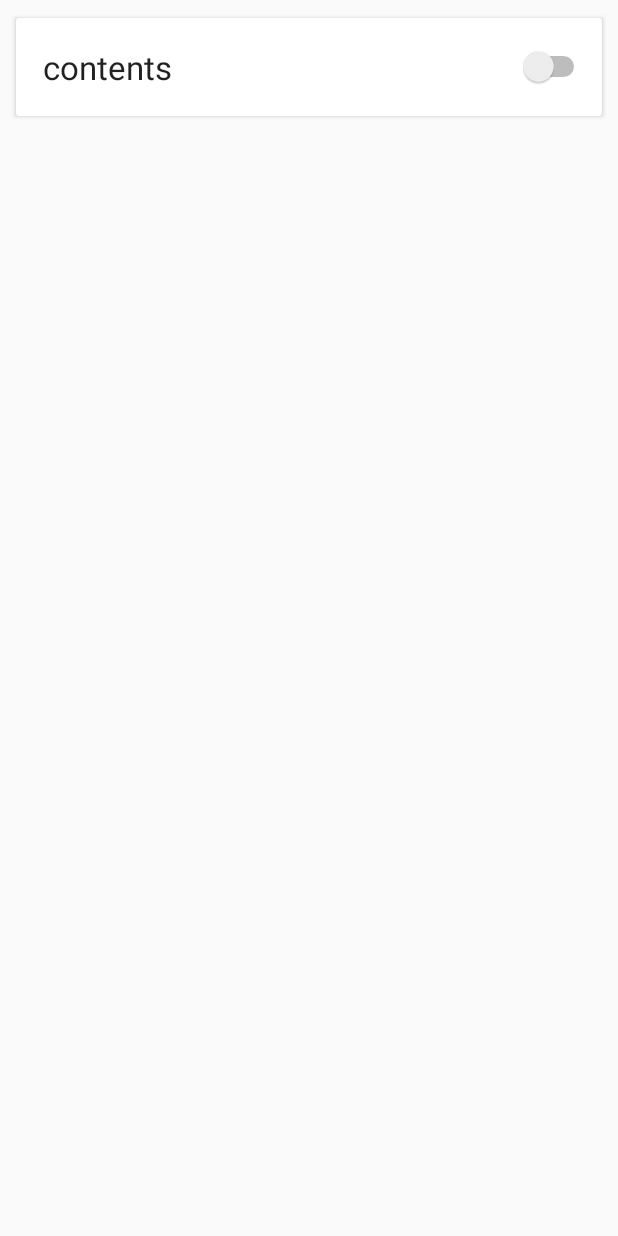
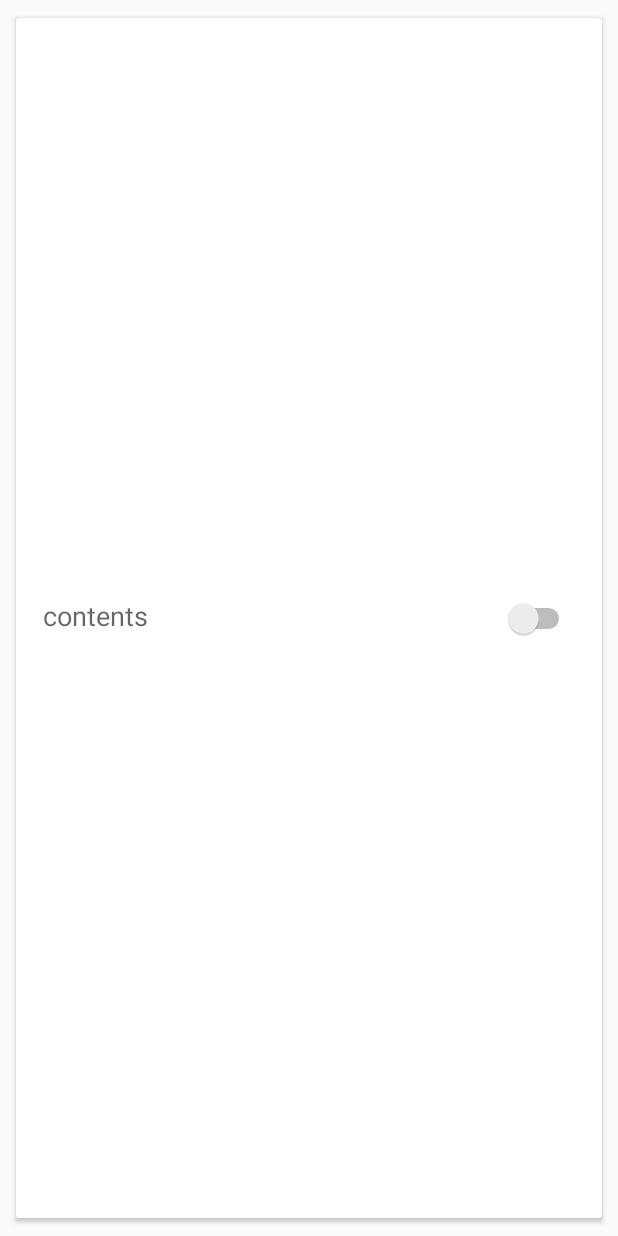
Before and after one commit to mu-777/SensorDataSender, an Android app: the layout sensor_item.xml on its own in the app's theme, with its tools: preview values and no code run, on a phone screen of 412 x 824 dp. Run offline under Robolectric (Android 15) with nearby library versions, the phone set to English and light mode, and no system bars.

Commit message:
update switch ui

```diff
--- a/app/src/main/res/layout/activity_home.xml
+++ b/app/src/main/res/layout/activity_home.xml
@@ -20,10 +20,8 @@
             android:layout_height="wrap_content"
             app:elevation="0dp"
             app:expandedTitleTextAppearance="@style/Widget.AppCompat.ActionBar.TabText"
-            app:layout_scrollFlags="scroll|enterAlways"
+            app:layout_scrollFlags="scroll|enterAlwaysCollapsed"
             app:statusBarScrim="?attr/colorAccent">
-
-        </android.support.design.widget.CollapsingToolbarLayout>
 
             <android.support.v7.widget.Toolbar
                 android:id="@+id/toolbar_2"
@@ -34,14 +32,13 @@
                 android:theme="@style/ThemeOverlay.AppCompat.Dark.ActionBar"
                 app:elevation="0dp"
                 app:layout_collapseMode="none"
-            app:layout_scrollFlags="scroll|exitUntilCollapsed"
                 app:popupTheme="@style/ThemeOverlay.AppCompat.Light">
-
-            <include layout="@layout/ws_settings"/>
+                <include layout="@layout/ws_settings" />
 
             </android.support.v7.widget.Toolbar>
+        </android.support.design.widget.CollapsingToolbarLayout>
     </android.support.design.widget.AppBarLayout>
 
-    <include layout="@layout/content_sensor_list"/>
+    <include layout="@layout/content_sensor_list" />
 
 </android.support.design.widget.CoordinatorLayout>
--- a/app/src/main/res/layout/sensor_item.xml
+++ b/app/src/main/res/layout/sensor_item.xml
@@ -12,23 +12,30 @@
     tools:showIn="@layout/content_sensor_list">
 
     <RelativeLayout
-        android:layout_width="wrap_content"
-        android:layout_height="wrap_content"
+        android:layout_width="fill_parent"
+        android:layout_height="fill_parent"
         android:layout_margin="8dp">
+
+        <LinearLayout
+            android:orientation="horizontal"
+            android:layout_width="fill_parent"
+            android:layout_height="fill_parent">
 
             <TextView
                 android:id="@+id/txt_sensor_name"
-            android:layout_width="wrap_content"
+                android:layout_width="match_parent"
                 android:layout_height="wrap_content"
-            android:maxLines="20"
-            android:textAppearance="@style/TextAppearance.AppCompat.Large"
+                android:maxLines="1"
+                android:textAppearance="@style/TextAppearance.AppCompat.Medium"
                 tools:text="contents"
                 android:layout_margin="10dp"
-            android:gravity="left|center_vertical" />
+                android:gravity="left|center_vertical"
+                android:layout_weight="1"
+                android:ellipsize="end" />
 
             <Switch
-            android:layout_width="wrap_content"
-            android:layout_height="wrap_content"
+                android:layout_width="match_parent"
+                android:layout_height="match_parent"
                 android:id="@+id/btn_sensor"
                 android:layout_alignParentBottom="false"
                 android:layout_alignParentEnd="true"
@@ -36,7 +43,10 @@
                 android:layout_alignWithParentIfMissing="false"
                 android:layout_alignParentRight="false"
                 android:layout_centerVertical="true"
-            android:checked="false" />
+                android:checked="false"
+                android:layout_margin="10dp"
+                android:layout_weight="1.5" />
+        </LinearLayout>
 
 
     </RelativeLayout>
```
Lines whose indentation alone changed are shown as unchanged.
